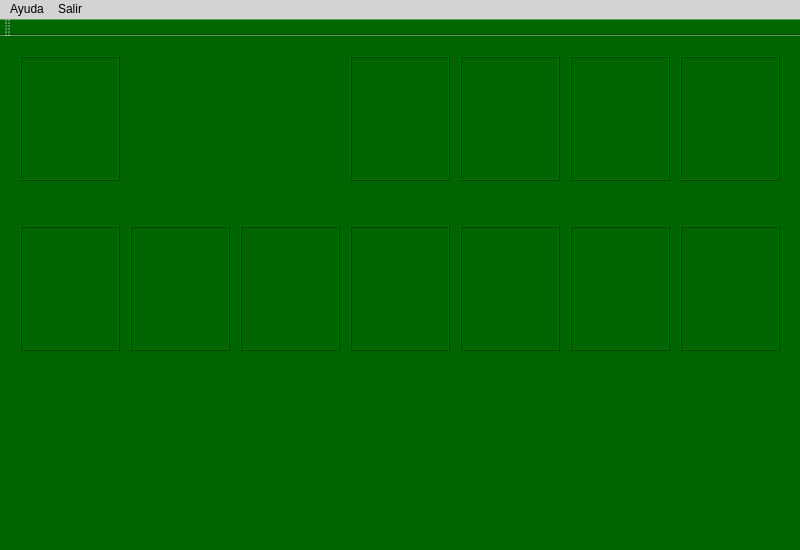
jimmybanegas/Solitario, file mainwindow.ui: the form before one commit.
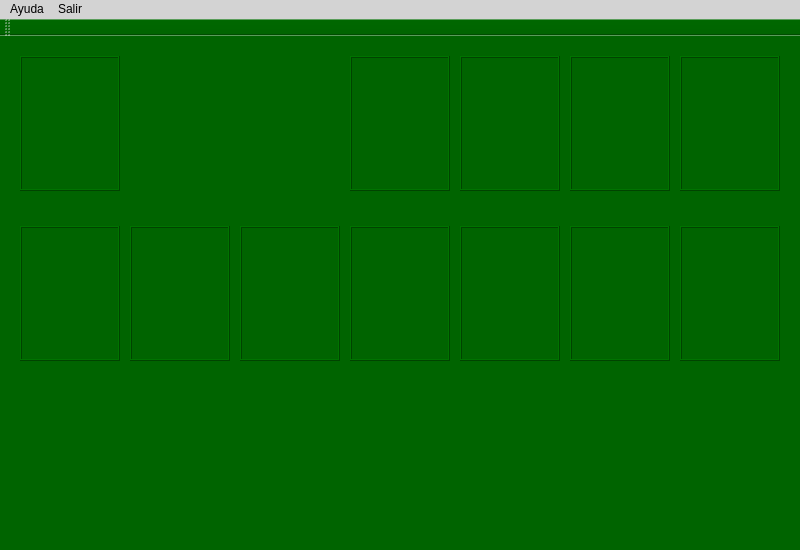
The form after the commit. Icons and pictures are not drawn.

```diff
--- a/mainwindow.ui
+++ b/mainwindow.ui
@@ -18,7 +18,7 @@
   </property>
   <property name="maximumSize">
    <size>
-    <width>800</width>
+    <width>1000</width>
     <height>550</height>
    </size>
   </property>
@@ -39,9 +39,15 @@
       <x>20</x>
       <y>20</y>
       <width>100</width>
-      <height>125</height>
+      <height>135</height>
      </rect>
     </property>
+    <property name="maximumSize">
+     <size>
+      <width>100</width>
+      <height>135</height>
+     </size>
+    </property>
     <property name="frameShape">
      <enum>QFrame::Box</enum>
     </property>
@@ -55,9 +61,15 @@
       <x>350</x>
       <y>20</y>
       <width>100</width>
-      <height>125</height>
+      <height>135</height>
      </rect>
     </property>
+    <property name="maximumSize">
+     <size>
+      <width>100</width>
+      <height>135</height>
+     </size>
+    </property>
     <property name="frameShape">
      <enum>QFrame::Box</enum>
     </property>
@@ -71,9 +83,15 @@
       <x>460</x>
       <y>20</y>
       <width>100</width>
-      <height>125</height>
+      <height>135</height>
      </rect>
     </property>
+    <property name="maximumSize">
+     <size>
+      <width>100</width>
+      <height>135</height>
+     </size>
+    </property>
     <property name="frameShape">
      <enum>QFrame::Box</enum>
     </property>
@@ -87,9 +105,15 @@
       <x>570</x>
       <y>20</y>
       <width>100</width>
-      <height>125</height>
+      <height>135</height>
      </rect>
     </property>
+    <property name="maximumSize">
+     <size>
+      <width>100</width>
+      <height>135</height>
+     </size>
+    </property>
     <property name="frameShape">
      <enum>QFrame::Box</enum>
     </property>
@@ -103,9 +127,15 @@
       <x>680</x>
       <y>20</y>
       <width>100</width>
-      <height>125</height>
+      <height>135</height>
      </rect>
     </property>
+    <property name="maximumSize">
+     <size>
+      <width>100</width>
+      <height>135</height>
+     </size>
+    </property>
     <property name="frameShape">
      <enum>QFrame::Box</enum>
     </property>
@@ -119,9 +149,15 @@
       <x>20</x>
       <y>190</y>
       <width>100</width>
-      <height>125</height>
+      <height>135</height>
      </rect>
     </property>
+    <property name="maximumSize">
+     <size>
+      <width>100</width>
+      <height>135</height>
+     </size>
+    </property>
     <property name="frameShape">
      <enum>QFrame::Box</enum>
     </property>
@@ -135,9 +171,15 @@
       <x>130</x>
       <y>190</y>
       <width>100</width>
-      <height>125</height>
+      <height>135</height>
      </rect>
     </property>
+    <property name="maximumSize">
+     <size>
+      <width>100</width>
+      <height>135</height>
+     </size>
+    </property>
     <property name="frameShape">
      <enum>QFrame::Box</enum>
     </property>
@@ -151,9 +193,15 @@
       <x>240</x>
       <y>190</y>
       <width>100</width>
-      <height>125</height>
+      <height>135</height>
      </rect>
     </property>
+    <property name="maximumSize">
+     <size>
+      <width>100</width>
+      <height>135</height>
+     </size>
+    </property>
     <property name="frameShape">
      <enum>QFrame::Box</enum>
     </property>
@@ -167,9 +215,15 @@
       <x>350</x>
       <y>190</y>
       <width>100</width>
-      <height>125</height>
+      <height>135</height>
      </rect>
     </property>
+    <property name="maximumSize">
+     <size>
+      <width>100</width>
+      <height>135</height>
+     </size>
+    </property>
     <property name="frameShape">
      <enum>QFrame::Box</enum>
     </property>
@@ -183,9 +237,15 @@
       <x>460</x>
       <y>190</y>
       <width>100</width>
-      <height>125</height>
+      <height>135</height>
      </rect>
     </property>
+    <property name="maximumSize">
+     <size>
+      <width>100</width>
+      <height>135</height>
+     </size>
+    </property>
     <property name="frameShape">
      <enum>QFrame::Box</enum>
     </property>
@@ -199,9 +259,15 @@
       <x>570</x>
       <y>190</y>
       <width>100</width>
-      <height>125</height>
+      <height>135</height>
      </rect>
     </property>
+    <property name="maximumSize">
+     <size>
+      <width>100</width>
+      <height>135</height>
+     </size>
+    </property>
     <property name="frameShape">
      <enum>QFrame::Box</enum>
     </property>
@@ -215,9 +281,15 @@
       <x>680</x>
       <y>190</y>
       <width>100</width>
-      <height>125</height>
+      <height>135</height>
      </rect>
     </property>
+    <property name="maximumSize">
+     <size>
+      <width>100</width>
+      <height>135</height>
+     </size>
+    </property>
     <property name="frameShape">
      <enum>QFrame::Box</enum>
     </property>
```
Left out of the diff: 2 changed lines with no effect on the pictures.
